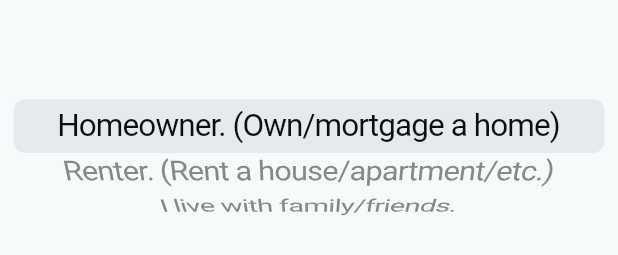
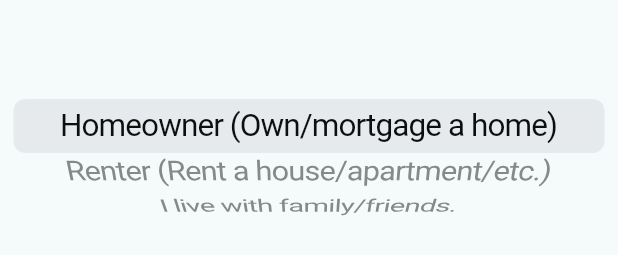
Before and after one commit to DCXan/apolli, a Flutter app: the OnboardingPageHomeOwnership widget shown alone on an empty page, opened directly, on a phone screen of 412 x 824 dp. Shown: the part 558-813 px from the top of the screen. Run offline on Flutter 3.47's test engine with Material 3 defaults, Android fonts, the light colour scheme and no system bars; our stand-ins replace firebase_core, flutter_riverpod, google_fonts, smooth_page_indicator; missing offline and left inert: us_states; accounts and stored records are empty.

Commit message:
fixed dropdown option

```diff
--- a/apolli/lib/onboarding/onboarding_page_home_ownership.dart
+++ b/apolli/lib/onboarding/onboarding_page_home_ownership.dart
@@ -12,12 +12,12 @@ class OnboardingPageHomeOwnership extends ConsumerWidget {
       DropdownMenuItem(
         alignment: Alignment.center,
         value: "homeowner",
-        child: Text("Homeowner. (Own/mortgage a home)"),
+        child: Text("Homeowner (Own/mortgage a home)"),
       ),
       DropdownMenuItem(
         alignment: Alignment.center,
         value: "renter",
-        child: Text("Renter. (Rent a house/apartment/etc.)"),
+        child: Text("Renter (Rent a house/apartment/etc.)"),
       ),
       DropdownMenuItem(
         alignment: Alignment.center,
```
